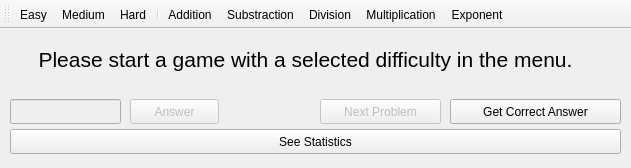
First picture: the form in Math_Game/mainwindow.ui, repository JayHacks2017-SC-BI-TD-BQ/Math-Game, before the edit.
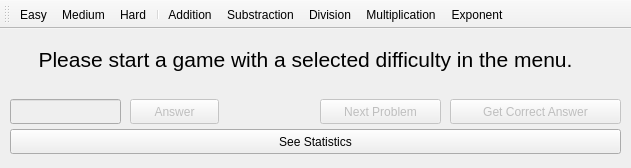
Second picture: the form after the edit.

```diff
--- a/Math_Game/mainwindow.ui
+++ b/Math_Game/mainwindow.ui
@@ -97,6 +97,9 @@
     </property>
    </widget>
    <widget class="QPushButton" name="btnGetCorrectAnswer">
+    <property name="enabled">
+     <bool>false</bool>
+    </property>
     <property name="geometry">
      <rect>
       <x>450</x>
```
